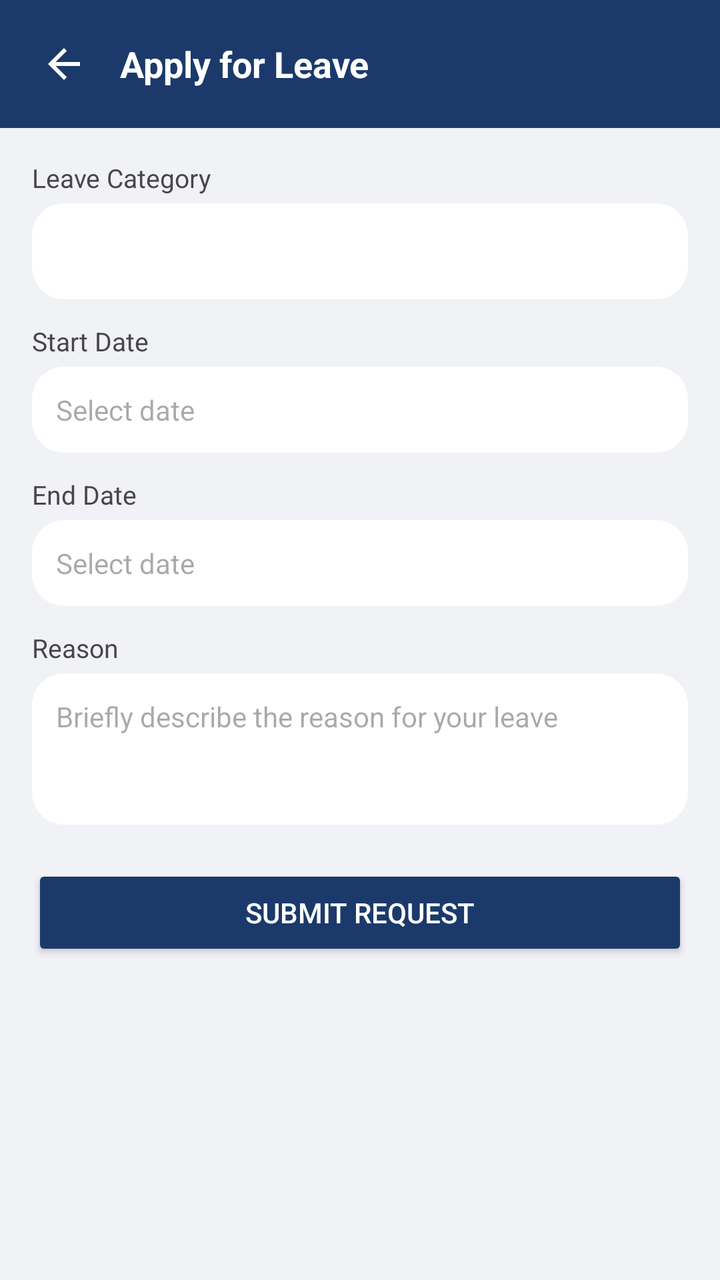
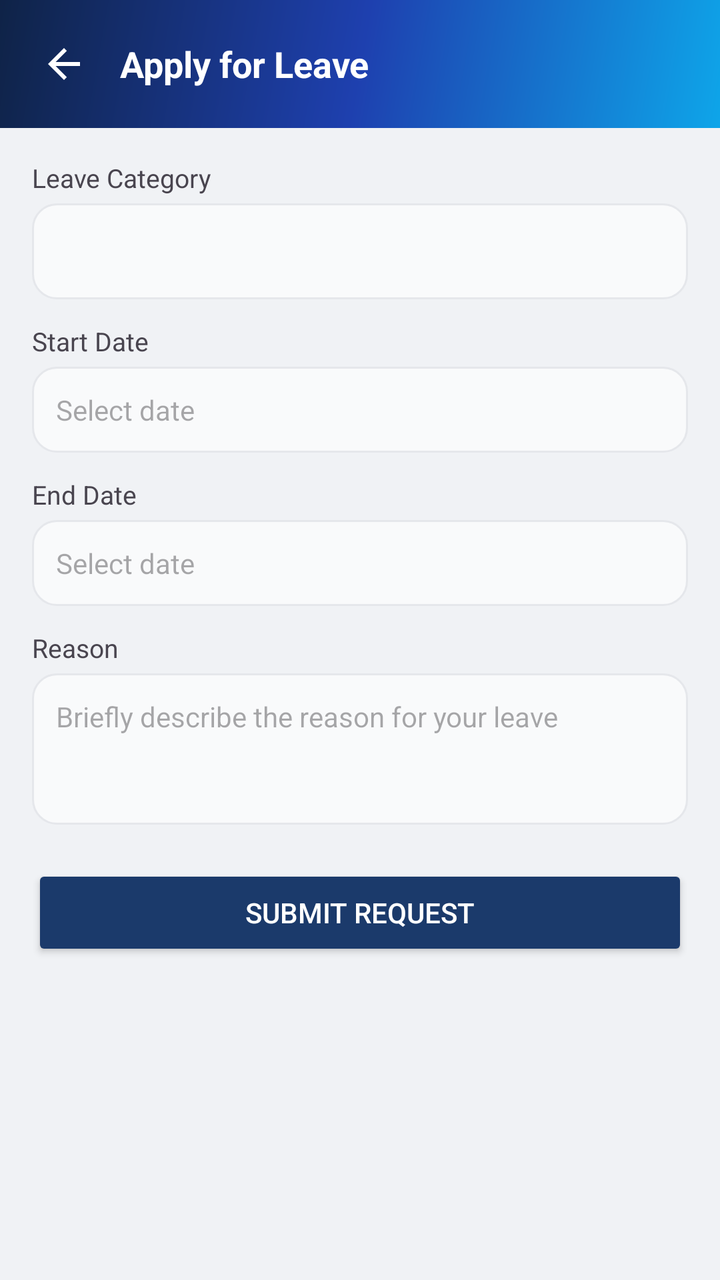

Screens rendered from an Android XML layout before and after an edit, with the pre-edit source and the edit as a unified diff.
<!-- AndroidManifest.xml: application theme Theme.StudentPortal -->
<!-- res/layout/activity_leave_apply.xml -->
<?xml version="1.0" encoding="utf-8"?>
<LinearLayout xmlns:android="http://schemas.android.com/apk/res/android"
    xmlns:app="http://schemas.android.com/apk/res-auto"
    android:layout_width="match_parent"
    android:layout_height="match_parent"
    android:orientation="vertical">

    <LinearLayout
        android:layout_width="match_parent"
        android:layout_height="wrap_content"
        android:background="@color/primary"
        android:gravity="center_vertical"
        android:orientation="horizontal"
        android:padding="12dp">

        <ImageButton
            android:id="@+id/btnBack"
            android:layout_width="40dp"
            android:layout_height="40dp"
            android:background="?attr/selectableItemBackgroundBorderless"
            android:contentDescription="@string/leave_apply"
            android:src="@drawable/ic_arrow_back"
            app:tint="@android:color/white" />

        <TextView
            android:layout_width="wrap_content"
            android:layout_height="wrap_content"
            android:layout_marginStart="8dp"
            android:text="@string/leave_apply"
            android:textColor="@android:color/white"
            android:textSize="18sp"
            android:textStyle="bold" />
    </LinearLayout>

    <ScrollView
        android:layout_width="match_parent"
        android:layout_height="0dp"
        android:layout_weight="1">

        <LinearLayout
            android:layout_width="match_parent"
            android:layout_height="wrap_content"
            android:orientation="vertical"
            android:padding="16dp">

            <TextView
                android:layout_width="wrap_content"
                android:layout_height="wrap_content"
                android:text="@string/leave_category"
                android:textColor="?android:attr/textColorSecondary"
                android:textSize="13sp" />

            <Spinner
                android:id="@+id/spCategory"
                android:layout_width="match_parent"
                android:layout_height="48dp"
                android:layout_marginTop="4dp"
                android:background="@drawable/bg_card" />

            <LinearLayout
                android:id="@+id/payTypeWrap"
                android:layout_width="match_parent"
                android:layout_height="wrap_content"
                android:layout_marginTop="12dp"
                android:orientation="vertical"
                android:visibility="gone">

                <TextView
                    android:layout_width="wrap_content"
                    android:layout_height="wrap_content"
                    android:text="@string/leave_pay_type"
                    android:textColor="?android:attr/textColorSecondary"
                    android:textSize="13sp" />

                <Spinner
                    android:id="@+id/spPayType"
                    android:layout_width="match_parent"
                    android:layout_height="48dp"
                    android:layout_marginTop="4dp"
                    android:background="@drawable/bg_card" />
            </LinearLayout>

            <TextView
                android:layout_width="wrap_content"
                android:layout_height="wrap_content"
                android:layout_marginTop="12dp"
                android:text="@string/leave_start_date"
                android:textColor="?android:attr/textColorSecondary"
                android:textSize="13sp" />

            <TextView
                android:id="@+id/startDate"
                android:layout_width="match_parent"
                android:layout_height="wrap_content"
                android:layout_marginTop="4dp"
                android:background="@drawable/bg_card"
                android:hint="@string/leave_pick_date"
                android:padding="12dp"
                android:textSize="14sp" />

            <LinearLayout
                android:id="@+id/endWrap"
                android:layout_width="match_parent"
                android:layout_height="wrap_content"
                android:layout_marginTop="12dp"
                android:orientation="vertical">

                <TextView
                    android:layout_width="wrap_content"
                    android:layout_height="wrap_content"
                    android:text="@string/leave_end_date"
                    android:textColor="?android:attr/textColorSecondary"
                    android:textSize="13sp" />

                <TextView
                    android:id="@+id/endDate"
                    android:layout_width="match_parent"
                    android:layout_height="wrap_content"
                    android:layout_marginTop="4dp"
                    android:background="@drawable/bg_card"
                    android:hint="@string/leave_pick_date"
                    android:padding="12dp"
                    android:textSize="14sp" />
            </LinearLayout>

            <LinearLayout
                android:id="@+id/timeWrap"
                android:layout_width="match_parent"
                android:layout_height="wrap_content"
                android:layout_marginTop="12dp"
                android:orientation="vertical"
                android:visibility="gone">

                <TextView
                    android:layout_width="wrap_content"
                    android:layout_height="wrap_content"
                    android:text="@string/leave_start_time"
                    android:textColor="?android:attr/textColorSecondary"
                    android:textSize="13sp" />

                <TextView
                    android:id="@+id/startTime"
                    android:layout_width="match_parent"
                    android:layout_height="wrap_content"
                    android:layout_marginTop="4dp"
                    android:background="@drawable/bg_card"
                    android:hint="@string/leave_pick_time"
                    android:padding="12dp"
                    android:textSize="14sp" />

                <TextView
                    android:layout_width="wrap_content"
                    android:layout_height="wrap_content"
                    android:layout_marginTop="12dp"
                    android:text="@string/leave_end_time"
                    android:textColor="?android:attr/textColorSecondary"
                    android:textSize="13sp" />

                <TextView
                    android:id="@+id/endTime"
                    android:layout_width="match_parent"
                    android:layout_height="wrap_content"
                    android:layout_marginTop="4dp"
                    android:background="@drawable/bg_card"
                    android:hint="@string/leave_pick_time"
                    android:padding="12dp"
                    android:textSize="14sp" />
            </LinearLayout>

            <TextView
                android:layout_width="wrap_content"
                android:layout_height="wrap_content"
                android:layout_marginTop="12dp"
                android:text="@string/leave_reason"
                android:textColor="?android:attr/textColorSecondary"
                android:textSize="13sp" />

            <EditText
                android:id="@+id/reason"
                android:layout_width="match_parent"
                android:layout_height="wrap_content"
                android:layout_marginTop="4dp"
                android:background="@drawable/bg_card"
                android:gravity="top"
                android:hint="@string/leave_reason_hint"
                android:importantForAutofill="no"
                android:inputType="textMultiLine|textCapSentences"
                android:minLines="3"
                android:padding="12dp"
                android:textSize="14sp" />

            <Button
                android:id="@+id/btnSubmit"
                android:layout_width="match_parent"
                android:layout_height="wrap_content"
                android:layout_marginTop="20dp"
                android:backgroundTint="@color/primary"
                android:text="@string/leave_submit"
                android:textColor="@android:color/white" />

            <ProgressBar
                android:id="@+id/progress"
                android:layout_width="wrap_content"
                android:layout_height="wrap_content"
                android:layout_gravity="center_horizontal"
                android:layout_marginTop="12dp"
                android:visibility="gone" />
        </LinearLayout>
    </ScrollView>
</LinearLayout>
<!-- resources referenced by this layout -->
<resources>
  <color name="primary">#1B3A6B</color>
  <!-- drawable bg_card (drawable) -->
  <?xml version="1.0" encoding="utf-8"?>
  <shape xmlns:android="http://schemas.android.com/apk/res/android" android:shape="rectangle">
      <solid android:color="@color/surface"/>
      <corners android:radius="16dp"/>
  </shape>
  <!-- drawable ic_arrow_back (drawable) -->
  <vector xmlns:android="http://schemas.android.com/apk/res/android"
      android:width="24dp" android:height="24dp"
      android:viewportWidth="24" android:viewportHeight="24"
      android:tint="@color/white">
      <path android:fillColor="@android:color/white" android:pathData="M20,11H7.83l5.59,-5.59L12,4l-8,8 8,8 1.41,-1.41L7.83,13H20v-2z"/>
  </vector>
  <string name="leave_apply">Apply for Leave</string>
  <string name="leave_category">Leave Category</string>
  <string name="leave_end_date">End Date</string>
  <string name="leave_end_time">End Time</string>
  <string name="leave_pay_type">Pay Type</string>
  <string name="leave_pick_date">Select date</string>
  <string name="leave_pick_time">Select time</string>
  <string name="leave_reason">Reason</string>
  <string name="leave_reason_hint">Briefly describe the reason for your leave</string>
  <string name="leave_start_date">Start Date</string>
  <string name="leave_start_time">Start Time</string>
  <string name="leave_submit">Submit Request</string>
  <color name="surface">#FFFFFF</color>
  <color name="white">#FFFFFF</color>
  <color name="primary_dark">#0F2347</color>
  <color name="on_primary">#FFFFFF</color>
  <color name="accent">#C9A227</color>
  <color name="error">#EF4444</color>
  <color name="background">#F0F2F5</color>
  <color name="text_primary">#1A1F36</color>
  <style name="WindowAnimationSlide">
          <item name="android:activityOpenEnterAnimation">@anim/slide_in_right</item>
          <item name="android:activityOpenExitAnimation">@anim/slide_out_left</item>
          <item name="android:activityCloseEnterAnimation">@anim/slide_in_left</item>
          <item name="android:activityCloseExitAnimation">@anim/slide_out_right</item>
      </style>
  <style name="Widget.StudentPortal.Button" parent="Widget.Material3.Button">
          <item name="backgroundTint">@color/primary</item>
          <item name="android:textColor">@color/white</item>
          <item name="cornerRadius">12dp</item>
          <item name="android:textAllCaps">false</item>
          <item name="android:textSize">15sp</item>
          <item name="android:letterSpacing">0.02</item>
          <item name="android:paddingTop">14dp</item>
          <item name="android:paddingBottom">14dp</item>
      </style>
  <style name="Widget.StudentPortal.TextInput" parent="Widget.Material3.TextInputLayout.OutlinedBox">
          <item name="boxCornerRadiusTopStart">12dp</item>
          <item name="boxCornerRadiusTopEnd">12dp</item>
          <item name="boxCornerRadiusBottomStart">12dp</item>
          <item name="boxCornerRadiusBottomEnd">12dp</item>
          <item name="boxStrokeColor">@color/primary</item>
          <item name="hintTextColor">@color/text_secondary</item>
          <item name="boxBackgroundColor">@color/field_fill</item>
      </style>
  <color name="text_secondary">#6B7280</color>
  <color name="field_fill">#F9FAFB</color>
  <!-- unchanged entries left out for length: 1 -->
</resources>

<!-- the commit's change to res/layout/activity_leave_apply.xml (unified diff, before → after) -->
@@ -8,7 +8,7 @@
     <LinearLayout
         android:layout_width="match_parent"
         android:layout_height="wrap_content"
-        android:background="@color/primary"
+        android:background="@drawable/bg_header_gradient_staff"
         android:gravity="center_vertical"
         android:orientation="horizontal"
         android:padding="12dp">
@@ -55,7 +55,7 @@
                 android:layout_width="match_parent"
                 android:layout_height="48dp"
                 android:layout_marginTop="4dp"
-                android:background="@drawable/bg_card" />
+                android:background="@drawable/bg_field" />
 
             <LinearLayout
                 android:id="@+id/payTypeWrap"
@@ -77,7 +77,7 @@
                     android:layout_width="match_parent"
                     android:layout_height="48dp"
                     android:layout_marginTop="4dp"
-                    android:background="@drawable/bg_card" />
+                    android:background="@drawable/bg_field" />
             </LinearLayout>
 
             <TextView
@@ -93,7 +93,7 @@
                 android:layout_width="match_parent"
                 android:layout_height="wrap_content"
                 android:layout_marginTop="4dp"
-                android:background="@drawable/bg_card"
+                android:background="@drawable/bg_field"
                 android:hint="@string/leave_pick_date"
                 android:padding="12dp"
                 android:textSize="14sp" />
@@ -117,7 +117,7 @@
                     android:layout_width="match_parent"
                     android:layout_height="wrap_content"
                     android:layout_marginTop="4dp"
-                    android:background="@drawable/bg_card"
+                    android:background="@drawable/bg_field"
                     android:hint="@string/leave_pick_date"
                     android:padding="12dp"
                     android:textSize="14sp" />
@@ -143,7 +143,7 @@
                     android:layout_width="match_parent"
                     android:layout_height="wrap_content"
                     android:layout_marginTop="4dp"
-                    android:background="@drawable/bg_card"
+                    android:background="@drawable/bg_field"
                     android:hint="@string/leave_pick_time"
                     android:padding="12dp"
                     android:textSize="14sp" />
@@ -161,7 +161,7 @@
                     android:layout_width="match_parent"
                     android:layout_height="wrap_content"
                     android:layout_marginTop="4dp"
-                    android:background="@drawable/bg_card"
+                    android:background="@drawable/bg_field"
                     android:hint="@string/leave_pick_time"
                     android:padding="12dp"
                     android:textSize="14sp" />
@@ -180,7 +180,7 @@
                 android:layout_width="match_parent"
                 android:layout_height="wrap_content"
                 android:layout_marginTop="4dp"
-                android:background="@drawable/bg_card"
+                android:background="@drawable/bg_field"
                 android:gravity="top"
                 android:hint="@string/leave_reason_hint"
                 android:importantForAutofill="no"
<!-- resource entries referenced after the edit -->
@@ -1,11 +1,22 @@
 <!-- resources referenced by this layout -->
 <resources>
   <color name="primary">#1B3A6B</color>
-  <!-- drawable bg_card (drawable) -->
+  <!-- drawable bg_field (drawable) -->
   <?xml version="1.0" encoding="utf-8"?>
   <shape xmlns:android="http://schemas.android.com/apk/res/android" android:shape="rectangle">
-      <solid android:color="@color/surface"/>
-      <corners android:radius="16dp"/>
+      <solid android:color="@color/field_fill"/>
+      <stroke android:width="1dp" android:color="@color/divider"/>
+      <corners android:radius="12dp"/>
+  </shape>
+  <!-- drawable bg_header_gradient_staff (drawable) -->
+  <?xml version="1.0" encoding="utf-8"?>
+  <shape xmlns:android="http://schemas.android.com/apk/res/android" android:shape="rectangle">
+      <gradient
+          android:angle="315"
+          android:startColor="@color/staff_gradient_start"
+          android:centerColor="@color/staff_gradient_center"
+          android:endColor="@color/staff_gradient_end"
+          android:type="linear" />
   </shape>
   <!-- drawable ic_arrow_back (drawable) -->
   <vector xmlns:android="http://schemas.android.com/apk/res/android"
@@ -61,6 +72,10 @@
       </style>
   <color name="text_secondary">#6B7280</color>
   <color name="field_fill">#F9FAFB</color>
+  <color name="divider">#E5E7EB</color>
+  <color name="staff_gradient_start">#0F2347</color>
+  <color name="staff_gradient_center">#1E40AF</color>
+  <color name="staff_gradient_end">#0EA5E9</color>
   <!-- unchanged entries left out for length: 1 -->
 </resources>
 
